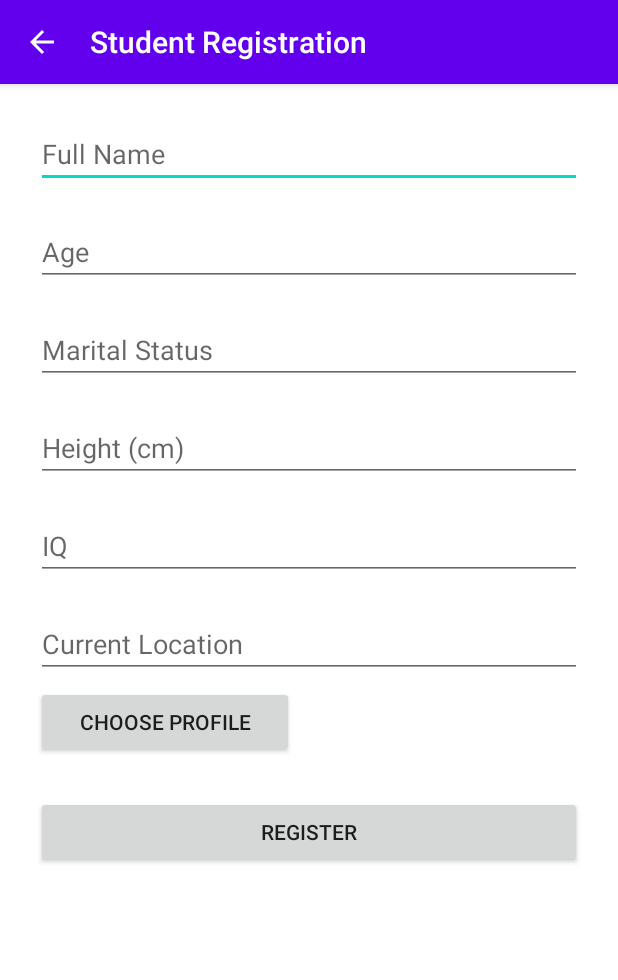
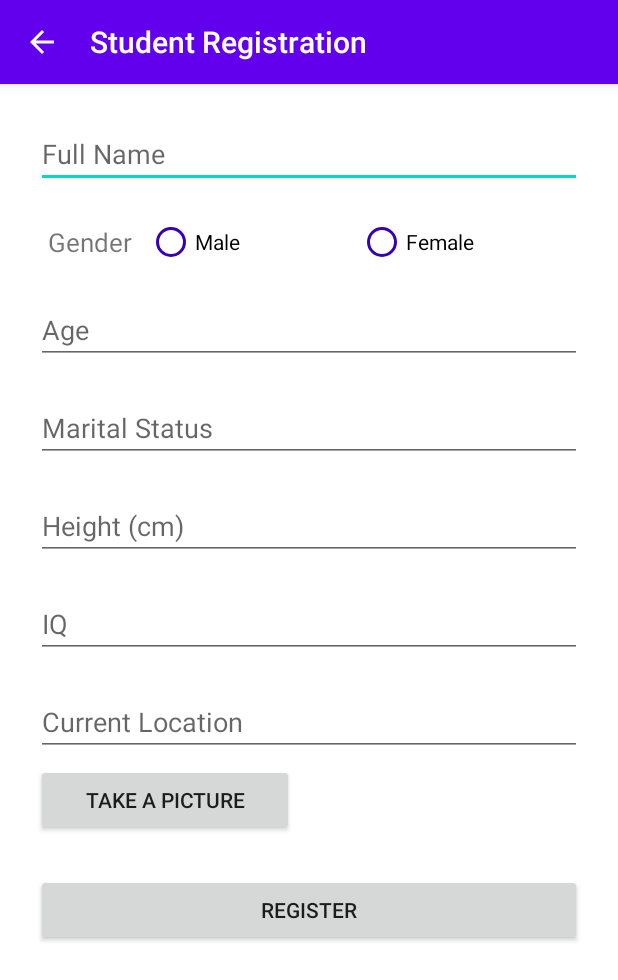
Before and after one commit to skillFocus16/tenakataApp, an Android app: the screen it shows after launch (RegisterStudentActivity), after a tap on an icon or button, on a phone screen of 412 x 824 dp. Shown: the top 980 px of the screen. Run offline under Robolectric (Android 15) with nearby library versions, the phone set to English and light mode, and no system bars; our stand-ins replace Room's generated code.

Commit message:
added gender

```diff
--- a/app/build.gradle
+++ b/app/build.gradle
@@ -6,7 +6,7 @@ android {
 
     defaultConfig {
         applicationId "com.naamini.tenakataapp"
-        minSdkVersion 14
+        minSdkVersion 16
         targetSdkVersion 29
         versionCode 1
         versionName "1.0"
--- a/app/src/main/java/com/naamini/tenakataapp/activity/MainActivity.java
+++ b/app/src/main/java/com/naamini/tenakataapp/activity/MainActivity.java
@@ -21,7 +21,7 @@ import java.util.ArrayList;
 import java.util.Date;
 
 import static com.naamini.tenakataapp.activity.RegisterStudentActivity.REPLY_AGE;
-import static com.naamini.tenakataapp.activity.RegisterStudentActivity.REPLY_DATE;
+import static com.naamini.tenakataapp.activity.RegisterStudentActivity.REPLY_GENDER;
 import static com.naamini.tenakataapp.activity.RegisterStudentActivity.REPLY_HEIGHT;
 import static com.naamini.tenakataapp.activity.RegisterStudentActivity.REPLY_IQ;
 import static com.naamini.tenakataapp.activity.RegisterStudentActivity.REPLY_LOCATION;
@@ -87,13 +87,13 @@ public class MainActivity extends AppCompatActivity {
         super.onActivityResult(requestCode, resultCode, data);
         if (requestCode == NEW_STUDENT_ACTIVITY_REQUEST_CODE && resultCode == RESULT_OK) {
             Student s = new Student(data.getStringExtra(REPLY_NAME),
+                    data.getStringExtra(REPLY_GENDER ),
                     data.getStringExtra(REPLY_AGE ),
                     data.getStringExtra(REPLY_STATUS),
                     data.getStringExtra(REPLY_HEIGHT),
                     data.getStringExtra(REPLY_LOCATION),
                     data.getStringExtra("NEMMMYYYYYYYYYYY"),
-                    data.getStringExtra(REPLY_IQ),
-                    data.getStringExtra(REPLY_DATE)
+                    data.getStringExtra(REPLY_IQ)
                     );
             /*Student s = new Student();
             s.setsName(REPLY_NAME);
--- a/app/src/main/java/com/naamini/tenakataapp/activity/RegisterStudentActivity.java
+++ b/app/src/main/java/com/naamini/tenakataapp/activity/RegisterStudentActivity.java
@@ -24,6 +24,8 @@ import android.view.View;
 import android.widget.Button;
 import android.widget.EditText;
 import android.widget.ImageView;
+import android.widget.RadioButton;
+import android.widget.RadioGroup;
 import android.widget.Toast;
 
 import androidx.appcompat.app.AlertDialog;
@@ -37,33 +39,41 @@ import com.naamini.tenakataapp.R;
 
 import java.io.IOException;
 import java.util.Calendar;
-import java.util.Date;
 import java.util.List;
 
 public class RegisterStudentActivity extends AppCompatActivity {
 
     public static final String REPLY_NAME = "rName";
+    public static final String REPLY_GENDER = "rGender";
     public static final String REPLY_AGE = "rAge";
     public static final String REPLY_STATUS = "rStatus";
     public static final String REPLY_HEIGHT = "rHeight";
     public static final String REPLY_LOCATION = "rLocation";
     public static final String REPLY_IMG_PATH = "rImage";
     public static final String REPLY_IQ = "rIq";
-    public static final String REPLY_DATE = "rDate";
+    private static final int REQUEST_LOCATION = 101;
     public static String myDateFormat = "yyyy-MM-dd";
-
-    final private int PERMISSION_WRITE_EXTERNAL_CAMERA= 100;
-    private static final int REQUEST_LOCATION = 101;
-
-    TextInputEditText etfName, etAge, etMStatus,etHeight,etIQ,etLocation;
+    final private int PERMISSION_WRITE_EXTERNAL_CAMERA = 100;
+    TextInputEditText etfName, etAge, etMStatus, etHeight, etIQ, etLocation;
     ImageView pImgView;
-    Button btnChooseImg,addStudentBtn;
-    String sFName,sAge, sMStatus,sHeight,sIQ,sLocation;
-    double lat,lon;
+    RadioGroup radioGroup;
+    RadioButton radioFemale, radioMale;
+    Button btnChooseImg, addStudentBtn;
+    String sFName, sAge, sMStatus, sHeight, sIQ, sLocation, sGender;
+    double lat, lon;
+    Intent intent;
     private Calendar myCalendar = Calendar.getInstance();
     private DatePickerDialog.OnDateSetListener bDateListener;
-    Intent intent;
     private LocationManager locationManager;
+
+    public static void setErrorMsg(String msg, EditText viewId) {
+        int ecolor = Color.WHITE;
+        String estring = msg;
+        ForegroundColorSpan fgcspan = new ForegroundColorSpan(ecolor);
+        SpannableStringBuilder sbuilder = new SpannableStringBuilder(estring);
+        sbuilder.setSpan(fgcspan, 0, estring.length(), 0);
+        viewId.setError(sbuilder);
+    }
 
     @Override
     protected void onCreate(Bundle savedInstanceState) {
@@ -99,6 +109,10 @@ public class RegisterStudentActivity extends AppCompatActivity {
         etHeight = findViewById(R.id.etHeight);
         etIQ = findViewById(R.id.etIQ);
         etLocation = findViewById(R.id.etLocation);
+
+        radioGroup = findViewById(R.id.radioGrp);
+        radioFemale = findViewById(R.id.radioF);
+        radioMale = findViewById(R.id.radioM);
 
         pImgView = findViewById(R.id.pImgView);
 
@@ -156,22 +170,20 @@ public class RegisterStudentActivity extends AppCompatActivity {
         btnChooseImg.setOnClickListener(new View.OnClickListener() {
             @Override
             public void onClick(final View view) {
-                final CharSequence[] options = { "Take Photo", "Choose from Gallery","Cancel" };
+                final CharSequence[] options = {"Take Photo", "Choose from Gallery", "Cancel"};
                 AlertDialog.Builder builder = new AlertDialog.Builder(RegisterStudentActivity.this);
                 builder.setTitle("Add Photo!");
                 builder.setItems(options, new DialogInterface.OnClickListener() {
                     @Override
                     public void onClick(DialogInterface dialog, int item) {
                         if (options[item].equals("Take Photo")) {
-                        }
-                        else if (options[item].equals("Choose from Gallery")) {
+                        } else if (options[item].equals("Choose from Gallery")) {
                             Intent intent = new Intent();
                             intent.setAction(Intent.ACTION_PICK);
                             intent.setData(MediaStore.Images.Media.EXTERNAL_CONTENT_URI);
                             startActivityForResult(intent, 2);
 
-                        }
-                        else if (options[item].equals("Cancel")) {
+                        } else if (options[item].equals("Cancel")) {
                             dialog.dismiss();
                         }
                     }
@@ -181,26 +193,27 @@ public class RegisterStudentActivity extends AppCompatActivity {
                 intent.setType("image/*");
                 intent.setAction(Intent.ACTION_GET_CONTENT);
                 startActivityForResult(Intent.createChooser(intent, "Select Picture"), PICK_IMAGE_REQUEST);
-*/            }
+*/
+            }
         });
         addStudentBtn.setOnClickListener(new View.OnClickListener() {
             @Override
             public void onClick(View view) {
-                if (validateFields()){
+                if (validateFields()) {
                     //write new student
                     Intent replyIntent = new Intent();
                     replyIntent.putExtra(REPLY_NAME, sFName);
+                    replyIntent.putExtra(REPLY_GENDER, sGender);
                     replyIntent.putExtra(REPLY_AGE, sAge);
                     replyIntent.putExtra(REPLY_STATUS, sMStatus);
                     replyIntent.putExtra(REPLY_HEIGHT, sHeight);
                     replyIntent.putExtra(REPLY_LOCATION, sLocation);
                     replyIntent.putExtra(REPLY_IMG_PATH, "NEEEEEMMMMMMYYYYYYYYYYY");
                     replyIntent.putExtra(REPLY_IQ, sIQ);
-                    replyIntent.putExtra(REPLY_DATE, new Date());
 
                     setResult(RESULT_OK, replyIntent);
                     finish();
-                }else {
+                } else {
                     Toast.makeText(RegisterStudentActivity.this, R.string.required_field, Toast.LENGTH_LONG).show();
                 }
             }
@@ -221,7 +234,7 @@ public class RegisterStudentActivity extends AppCompatActivity {
 
     private void OnGPS() {
         final AlertDialog.Builder builder = new AlertDialog.Builder(this);
-        builder.setMessage("Enable GPS").setCancelable(false).setPositiveButton("Yes", new  DialogInterface.OnClickListener() {
+        builder.setMessage("Enable GPS").setCancelable(false).setPositiveButton("Yes", new DialogInterface.OnClickListener() {
             @Override
             public void onClick(DialogInterface dialog, int which) {
                 startActivity(new Intent(Settings.ACTION_LOCATION_SOURCE_SETTINGS));
@@ -236,7 +249,6 @@ public class RegisterStudentActivity extends AppCompatActivity {
         alertDialog.show();
     }
 
-
     private void getLocation() {//this method works so well
         if (ActivityCompat.checkSelfPermission(
                 RegisterStudentActivity.this, Manifest.permission.ACCESS_FINE_LOCATION) != PackageManager.PERMISSION_GRANTED && ActivityCompat.checkSelfPermission(
@@ -250,13 +262,17 @@ public class RegisterStudentActivity extends AppCompatActivity {
             Location location = locationManager.getLastKnownLocation(bestProvider);
             LocationListener loc_listener = new LocationListener() {
 
-                public void onLocationChanged(Location l) {}
+                public void onLocationChanged(Location l) {
+                }
 
-                public void onProviderEnabled(String p) {}
+                public void onProviderEnabled(String p) {
+                }
 
-                public void onProviderDisabled(String p) {}
+                public void onProviderDisabled(String p) {
+                }
 
-                public void onStatusChanged(String p, int status, Bundle extras) {}
+                public void onStatusChanged(String p, int status, Bundle extras) {
+                }
             };
             locationManager.requestLocationUpdates(bestProvider, 0, 0, loc_listener);
             location = locationManager.getLastKnownLocation(bestProvider);
@@ -264,10 +280,10 @@ public class RegisterStudentActivity extends AppCompatActivity {
                 lat = location.getLatitude();
                 lon = location.getLongitude();
                 Log.e("latts?: ", String.valueOf(lat));
-                List<Address> addresss= null;
+                List<Address> addresss = null;
                 try {
 //                    addresss = gcd.getFromLocation(lat,lon,1);
-                    addresss = gcd.getFromLocation(-1.328664, 36.833734,1);//KE codes
+                    addresss = gcd.getFromLocation(-1.328664, 36.833734, 1);//KE codes
                 } catch (IOException e) {
                     e.printStackTrace();
                 }
@@ -298,13 +314,20 @@ public class RegisterStudentActivity extends AppCompatActivity {
         }
     }
 
-     private boolean validateFields() {
+    private boolean validateFields() {
         sFName = etfName.getText().toString();
         sAge = etAge.getText().toString();
         sMStatus = etMStatus.getText().toString();
         sHeight = etHeight.getText().toString();
         sIQ = etIQ.getText().toString();
-        sLocation= etLocation.getText().toString();
+        sLocation = etLocation.getText().toString();
+
+        int selectedId = radioGroup.getCheckedRadioButtonId();
+        if (selectedId == radioFemale.getId()) {
+            sGender = radioFemale.getText().toString();
+        } else {
+            sGender = radioMale.getText().toString();
+        }
 
         boolean valid = true;
 
@@ -342,13 +365,21 @@ public class RegisterStudentActivity extends AppCompatActivity {
             etIQ.setError(null);
         }
 
-        if (sLocation.isEmpty() ) {
+        if (sLocation.isEmpty()) {
             setErrorMsg(getString(R.string.required_field), etLocation);
             valid = false;
         } else {
             etLocation.setError(null);
         }
 
+        if ((radioGroup.getCheckedRadioButtonId() == -1)) {
+            radioMale.setError("Choose gender");
+            radioFemale.setError("Choose gender");
+            valid = false;
+        } else {
+            radioMale.setError(null);
+            radioFemale.setError(null);
+        }
 /*
         if (String.valueOf(imgFilePath).isEmpty()){
             Toast.makeText(RegisterStudentActivity.this, R.string.img_required_field, Toast.LENGTH_LONG).show();
@@ -358,13 +389,4 @@ public class RegisterStudentActivity extends AppCompatActivity {
         return valid;
     }
 
-    public static void setErrorMsg(String msg, EditText viewId) {
-        int ecolor = Color.WHITE;
-        String estring = msg;
-        ForegroundColorSpan fgcspan = new ForegroundColorSpan(ecolor);
-        SpannableStringBuilder sbuilder = new SpannableStringBuilder(estring);
-        sbuilder.setSpan(fgcspan, 0, estring.length(), 0);
-        viewId.setError(sbuilder);
-    }
-
 }
--- a/app/src/main/java/com/naamini/tenakataapp/activity/SplashScreenActivity.java
+++ b/app/src/main/java/com/naamini/tenakataapp/activity/SplashScreenActivity.java
@@ -12,7 +12,9 @@ import com.bumptech.glide.Glide;
 import com.bumptech.glide.load.engine.DiskCacheStrategy;
 import com.bumptech.glide.request.RequestOptions;
 import com.naamini.tenakataapp.R;
-
+/**
+ * Created by Naamini Yonazi on 19/07/20
+ */
 public class SplashScreenActivity extends Activity {
 
     private final int SPLASH_TIME_OUT = 2000;
@@ -43,7 +45,7 @@ public class SplashScreenActivity extends Activity {
         splashLayout = findViewById(R.id.splashLayout);
 
         Glide.with(SplashScreenActivity.this)
-                .load(R.mipmap.ic_tenakata_logo)
+                .load(R.drawable.tenakata_logo)
                 .apply(RequestOptions.diskCacheStrategyOf(DiskCacheStrategy.ALL))
                 .apply(RequestOptions.overrideOf(500, 500))
                 .apply(RequestOptions.placeholderOf(R.color.colorPrimary))
@@ -65,10 +67,8 @@ public class SplashScreenActivity extends Activity {
                 } finally {
                     finish();
                 }
-
             }
         };
         splashTread.start();
-
     }
 }
--- a/app/src/main/java/com/naamini/tenakataapp/dao/StudentDao.java
+++ b/app/src/main/java/com/naamini/tenakataapp/dao/StudentDao.java
@@ -19,7 +19,7 @@ public interface StudentDao {
     @Insert(onConflict = OnConflictStrategy.IGNORE)
     void insert(Student student);
 
-    @Query("SELECT * from student_table ORDER BY dateCreated DESC")//ORDER BY student ASC")
+    @Query("SELECT * from student_table ORDER BY sID DESC")//ORDER BY student ASC")
     LiveData<List<Student>> getAllStudents();
 
     @Query("SELECT * from student_table WHERE iq > :iq")
--- /dev/null
+++ b/app/src/main/res/drawable/tenakata_logo.xml
@@ -0,0 +1,15 @@
+<vector android:height="121.74806dp" android:viewportHeight="121.8"
+    android:viewportWidth="1172.5" android:width="1172dp" xmlns:android="http://schemas.android.com/apk/res/android">
+    <path android:fillColor="#E51200" android:pathData="M1.3,30.1h35v22.6h-35z"/>
+    <path android:fillColor="#003F5A" android:pathData="M1.3,0.9l0,22.6l41.5,0l0,97.4l22.6,0l0,-120z"/>
+    <path android:fillColor="#003F5A" android:pathData="M72,30.1l0,90.8l22.5,0l0,-68.3l41.6,0l0,-22.5z"/>
+    <path android:fillColor="#003F5A" android:pathData="M72,0.9h64.1v22.6h-64.1z"/>
+    <path android:fillColor="#E51200" android:pathData="M239.7,23.5h-38.4V0.9h104.6v22.6h-38.4v97.4h-27.8V23.5z"/>
+    <path android:fillColor="#E51200" android:pathData="M413.7,98.6v22.3h-92.9V0.9h90.7v22.3h-63.1v26.1h55.7v21.6h-55.7v27.8H413.7z"/>
+    <path android:fillColor="#E51200" android:pathData="M545.8,0.9v120H523l-59.8,-72.9v72.9h-27.4V0.9h23l59.7,72.9V0.9H545.8z"/>
+    <path android:fillColor="#E51200" android:pathData="M653.3,95.2h-55.7L587,120.9h-28.5L612,0.9h27.4l53.7,120H664L653.3,95.2zM644.6,74.1l-19,-45.9l-19,45.9H644.6z"/>
+    <path android:fillColor="#003F5A" android:pathData="M749.3,73.8l-16.1,16.8v30.3h-27.6V0.9h27.6V57l53.1,-56.1h30.9l-49.7,53.5l52.6,66.5h-32.4L749.3,73.8z"/>
+    <path android:fillColor="#003F5A" android:pathData="M906.2,95.2h-55.7l-10.6,25.7h-28.5l53.5,-120h27.4l53.7,120h-29.1L906.2,95.2zM897.4,74.1l-19,-45.9l-19,45.9H897.4z"/>
+    <path android:fillColor="#003F5A" android:pathData="M977.3,23.5h-38.4V0.9h104.6v22.6h-38.4v97.4h-27.8V23.5z"/>
+    <path android:fillColor="#003F5A" android:pathData="M1131.4,95.2h-55.7l-10.6,25.7h-28.5l53.5,-120h27.4l53.7,120h-29.1L1131.4,95.2zM1122.7,74.1l-19,-45.9l-19,45.9H1122.7z"/>
+</vector>
--- a/app/src/main/res/layout/activity_register_student.xml
+++ b/app/src/main/res/layout/activity_register_student.xml
@@ -23,8 +23,48 @@
         android:id="@+id/etfName"
         android:layout_width="match_parent"
         android:layout_height="wrap_content"
-        android:hint="Full Name"
+        android:hint="@string/full_name"
         android:imeOptions="actionNext"/>
+    <View
+        android:layout_width="0dp"
+        android:layout_height="@dimen/spacing_mlarge" />
+        <!--Gender-->
+        <RadioGroup
+            android:id="@+id/radioGrp"
+            android:gravity="center_vertical"
+            android:layout_width="fill_parent"
+            android:layout_height="wrap_content"
+            android:orientation="horizontal"
+            android:drawablePadding="8dp"
+            android:paddingRight="8dp"
+            android:paddingLeft="8dp">
+            <TextView
+                android:layout_width="wrap_content"
+                android:layout_height="wrap_content"
+                android:text="@string/gender"
+                android:textSize="17sp"/>
+
+            <RadioButton
+                android:id="@+id/radioM"
+                android:layout_width="0dp"
+                android:buttonTint="@color/colorPrimaryDark"
+                android:layout_height="wrap_content"
+                android:layout_gravity="start"
+                android:checked="false"
+                android:layout_weight="1"
+                android:text="@string/male"
+                android:layout_marginLeft="10dp"
+                android:layout_marginStart="10dp" />
+            <RadioButton
+                android:id="@+id/radioF"
+                android:layout_width="0dp"
+                android:layout_height="wrap_content"
+                android:buttonTint="@color/colorPrimaryDark"
+                android:layout_gravity="end"
+                android:checked="false"
+                android:layout_weight="1"
+                android:text="@string/female" />
+        </RadioGroup>
     <View
         android:layout_width="0dp"
         android:layout_height="@dimen/spacing_mlarge" />
@@ -32,7 +72,7 @@
         android:id="@+id/etAge"
         android:layout_width="match_parent"
         android:layout_height="wrap_content"
-        android:hint="Age"
+        android:hint="@string/age"
         android:inputType="number"
         android:clickable="true"
         android:imeOptions="actionNext"
@@ -44,7 +84,7 @@
         android:id="@+id/etMStatus"
         android:layout_width="match_parent"
         android:layout_height="wrap_content"
-        android:hint="Marital Status"
+        android:hint="@string/marital_status"
         android:imeOptions="actionNext"/>
     <View
         android:layout_width="0dp"
@@ -53,7 +93,8 @@
         android:id="@+id/etHeight"
         android:layout_width="match_parent"
         android:layout_height="wrap_content"
-        android:hint="Height (cm)"
+        android:inputType="number"
+        android:hint="@string/height_cm"
         android:imeOptions="actionNext"/>
     <View
         android:layout_width="0dp"
@@ -63,16 +104,17 @@
         android:layout_width="match_parent"
         android:layout_height="wrap_content"
         android:inputType="number"
-        android:hint="IQ"
+        android:hint="@string/iq"
         android:imeOptions="actionNext"/>
     <View
         android:layout_width="0dp"
         android:layout_height="@dimen/spacing_mlarge" />
+
     <com.google.android.material.textfield.TextInputEditText
         android:id="@+id/etLocation"
         android:layout_width="match_parent"
         android:layout_height="wrap_content"
-        android:hint="Current Location"
+        android:hint="@string/current_location"
         android:imeOptions="actionDone"/>
 
     <LinearLayout
@@ -88,7 +130,7 @@
             android:id="@+id/btnChooseImg"
             android:layout_width="0dp"
             android:layout_height="wrap_content"
-            android:text="Choose Profile"
+            android:text="@string/take_a_picture"
             android:layout_weight="1"
             android:clickable="true"
             android:focusable="true"
@@ -115,7 +157,7 @@
         android:layout_width="match_parent"
         android:layout_height="wrap_content"
         android:textAllCaps="true"
-        android:text="Register" />
+        android:text="@string/register" />
 
     <View
         android:layout_width="0dp"
--- a/app/src/main/res/layout/recyclerview_student_item.xml
+++ b/app/src/main/res/layout/recyclerview_student_item.xml
@@ -56,7 +56,7 @@
                     android:layout_marginTop="@dimen/spacing_medium"
                     android:maxLines="2"
                     android:textAppearance="@style/TextAppearance.AppCompat.Small"
-                    android:textColor="@android:color/holo_red_dark" />
+                    android:textColor="@android:color/darker_gray" />
 
                 <TextView
                     android:id="@+id/status"
--- a/app/src/main/res/values/strings.xml
+++ b/app/src/main/res/values/strings.xml
@@ -6,4 +6,15 @@
     <string name="title_activity_splash_screen">FullscreenActivity</string>
     <string name="dummy_button">Dummy Button</string>
     <string name="dummy_content">DUMMY\nCONTENT</string>
+    <string name="full_name">Full Name</string>
+    <string name="age">Age</string>
+    <string name="marital_status">Marital Status</string>
+    <string name="height_cm">Height (cm)</string>
+    <string name="iq">IQ</string>
+    <string name="current_location">Current Location</string>
+    <string name="take_a_picture">Take a Picture</string>
+    <string name="register">Register</string>
+    <string name="male">Male</string>
+    <string name="female">Female</string>
+    <string name="gender">Gender</string>
 </resources>
```
Also changed, not shown: app/src/main/java/com/naamini/tenakataapp/adapter/StudentListAdapter.java (+4 -18 lines), app/src/main/java/com/naamini/tenakataapp/model/Student.java (+14 -16 lines).
